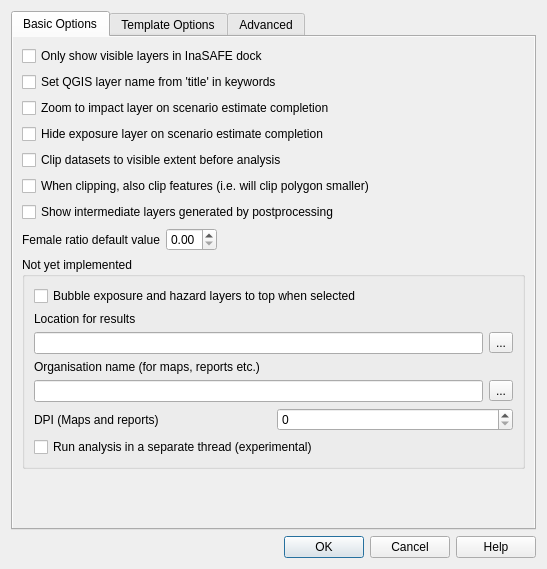
inasafe/inasafe, file safe_qgis/ui/options_dialog_base.ui: the form before one commit.
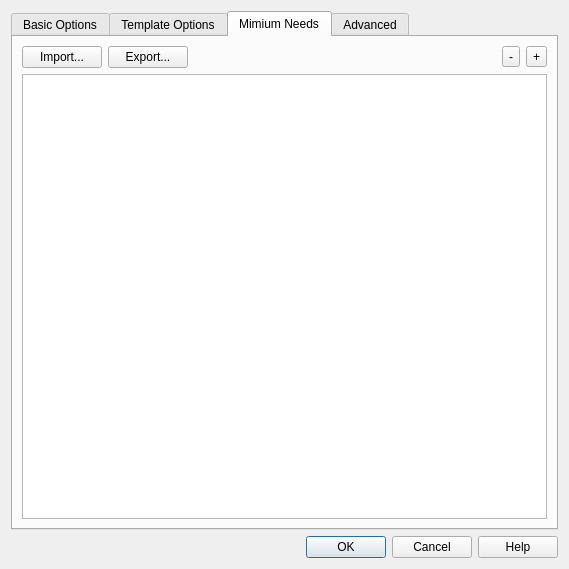
The form after the commit. The open tabs and pages were chosen to show the change. Icons and pictures are not drawn.

Commit message: Minimum needs interface - updating needs works

```diff
--- a/safe_qgis/ui/options_dialog_base.ui
+++ b/safe_qgis/ui/options_dialog_base.ui
@@ -6,7 +6,7 @@
    <rect>
     <x>0</x>
     <y>0</y>
-    <width>547</width>
+    <width>569</width>
     <height>569</height>
    </rect>
   </property>
@@ -47,8 +47,8 @@
            <rect>
             <x>0</x>
             <y>0</y>
-            <width>525</width>
-            <height>487</height>
+            <width>531</width>
+            <height>492</height>
            </rect>
           </property>
           <layout class="QGridLayout" name="gridLayout">
@@ -424,6 +424,65 @@
        </item>
       </layout>
      </widget>
+     <widget class="QWidget" name="tab">
+      <attribute name="title">
+       <string>Mimium Needs</string>
+      </attribute>
+      <layout class="QGridLayout" name="gridLayout_7">
+       <item row="0" column="0">
+        <layout class="QGridLayout" name="gridLayout_5">
+         <item row="0" column="0">
+          <layout class="QGridLayout" name="gridLayout_2">
+           <item row="0" column="0">
+            <widget class="QPushButton" name="import_button">
+             <property name="text">
+              <string>Import...</string>
+             </property>
+            </widget>
+           </item>
+           <item row="0" column="1">
+            <widget class="QPushButton" name="export_button">
+             <property name="text">
+              <string>Export...</string>
+             </property>
+            </widget>
+           </item>
+           <item row="0" column="2">
+            <spacer name="horizontalSpacer_2">
+             <property name="orientation">
+              <enum>Qt::Horizontal</enum>
+             </property>
+             <property name="sizeHint" stdset="0">
+              <size>
+               <width>40</width>
+               <height>20</height>
+              </size>
+             </property>
+            </spacer>
+           </item>
+           <item row="0" column="3">
+            <widget class="QToolButton" name="remove_button">
+             <property name="text">
+              <string>-</string>
+             </property>
+            </widget>
+           </item>
+           <item row="0" column="4">
+            <widget class="QToolButton" name="add_button">
+             <property name="text">
+              <string>+</string>
+             </property>
+            </widget>
+           </item>
+          </layout>
+         </item>
+         <item row="1" column="0">
+          <widget class="QTableWidget" name="minimum_needs_table"/>
+         </item>
+        </layout>
+       </item>
+      </layout>
+     </widget>
      <widget class="QWidget" name="tab_advanced">
       <attribute name="title">
        <string>Advanced</string>
```
Left out of the diff: 4 changed lines with no effect on the pictures. The commit also changes 9 other files.
